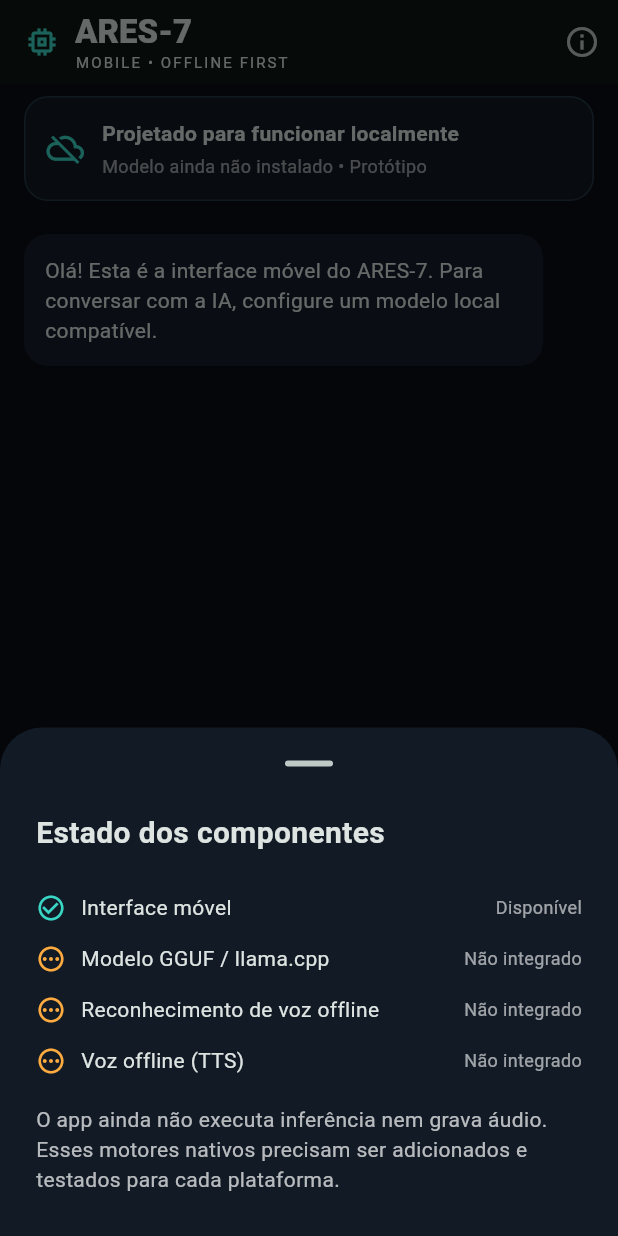
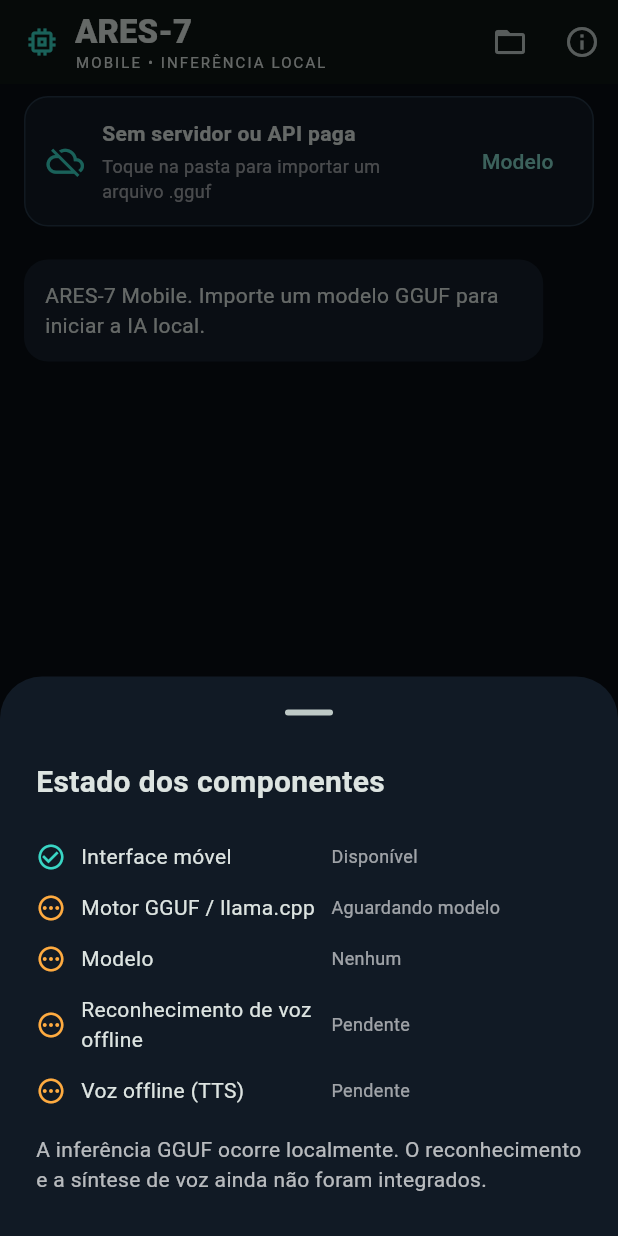
Before and after one commit to Guigui357/ARES-7, a Flutter app: the screen it shows after launch, after a tap on the "mic none" icon, on a phone screen of 412 x 824 dp. Run offline on Flutter 3.47's test engine with Material 3 defaults, Android fonts, the phone set to English and light mode, and no system bars; our stand-ins replace file_picker; missing offline and left inert: llama_cpp_dart.

Commit message:
Wire mobile chat to local GGUF inference and model picker

```diff
--- a/mobile/lib/main.dart
+++ b/mobile/lib/main.dart
@@ -1,15 +1,18 @@
+import 'dart:io';
+
+import 'package:file_picker/file_picker.dart';
 import 'package:flutter/material.dart';
+import 'package:path_provider/path_provider.dart';
 
-void main() {
-  runApp(const AresMobileApp());
-}
+import 'gguf_runtime.dart';
+
+void main() => runApp(const AresMobileApp());
 
 class AresMobileApp extends StatelessWidget {
   const AresMobileApp({super.key});
 
   @override
-  Widget build(BuildContext context) {
-    return MaterialApp(
+  Widget build(BuildContext context) => MaterialApp(
         title: 'ARES-7',
         debugShowCheckedModeBanner: false,
         theme: ThemeData(
@@ -24,11 +27,10 @@ class AresMobileApp extends StatelessWidget {
         home: const AresChatScreen(),
       );
 }
-}
 
 class ChatMessage {
-  const ChatMessage({required this.text, required this.isUser});
-  final String text;
+  ChatMessage({required this.text, required this.isUser});
+  String text;
   final bool isUser;
 }
 
@@ -41,54 +43,172 @@ class AresChatScreen extends StatefulWidget {
 
 class _AresChatScreenState extends State<AresChatScreen> {
   final TextEditingController _controller = TextEditingController();
-  final List<ChatMessage> _messages = <ChatMessage>[
-    const ChatMessage(
-      text: 'Olá! Esta é a interface móvel do ARES-7. Para conversar com a IA, configure um modelo local compatível.',
+  final ScrollController _scrollController = ScrollController();
+  final List<ChatMessage> _messages = [
+    ChatMessage(
+      text: 'ARES-7 Mobile. Importe um modelo GGUF para iniciar a IA local.',
       isUser: false,
     ),
   ];
 
+  GgufRuntime? _runtime;
+  String? _modelName;
+  bool _loadingModel = false;
+  bool _generating = false;
+  String? _error;
+
+  bool get _ready => _runtime != null;
+
   @override
   void dispose() {
     _controller.dispose();
+    _scrollController.dispose();
+    _runtime?.dispose();
     super.dispose();
   }
 
-  void _send() {
-    final text = _controller.text.trim();
-    if (text.isEmpty) return;
+  Future<void> _pickAndLoadModel() async {
+    if (_loadingModel || _generating) return;
     setState(() {
-      _messages.add(ChatMessage(text: text, isUser: true));
-      _messages.add(const ChatMessage(
-        text: 'Motor local ainda não configurado. Esta versão é apenas a interface; nenhuma resposta foi enviada a um servidor.',
+      _loadingModel = true;
+      _error = null;
+    });
+
+    GgufRuntime? candidate;
+    try {
+      final result = await FilePicker.platform.pickFiles(
+        type: FileType.custom,
+        allowedExtensions: const ['gguf'],
+        allowMultiple: false,
+        withData: false,
+      );
+      if (result == null || result.files.isEmpty) return;
+
+      final picked = result.files.single;
+      final sourcePath = picked.path;
+      if (sourcePath == null) {
+        throw Exception('Não foi possível acessar o caminho do arquivo selecionado.');
+      }
+
+      final documents = await getApplicationDocumentsDirectory();
+      final modelDirectory = Directory('${documents.path}/ares_models');
+      await modelDirectory.create(recursive: true);
+      final safeName = picked.name.replaceAll(RegExp(r'[^a-zA-Z0-9._-]'), '_');
+      final destination = File('${modelDirectory.path}/$safeName');
+      if (File(sourcePath).absolute.path != destination.absolute.path) {
+        await File(sourcePath).copy(destination.path);
+      }
+
+      candidate = await GgufRuntime.load(destination.path);
+      final old = _runtime;
+      if (!mounted) {
+        await candidate.dispose();
+        return;
+      }
+      setState(() {
+        _runtime = candidate;
+        _modelName = safeName;
+        _messages.add(ChatMessage(
+          text: 'Modelo $safeName carregado. As mensagens agora são processadas no dispositivo.',
           isUser: false,
         ));
+      });
+      await old?.dispose();
+    } catch (e) {
+      await candidate?.dispose();
+      if (mounted) setState(() => _error = 'Falha ao carregar o GGUF: $e');
+    } finally {
+      if (mounted) setState(() => _loadingModel = false);
+    }
+  }
+
+  Future<void> _send() async {
+    final prompt = _controller.text.trim();
+    if (prompt.isEmpty || _generating) return;
+    if (_runtime == null) {
+      setState(() => _error = 'Importe um modelo GGUF antes de enviar mensagens.');
+      return;
+    }
+
     _controller.clear();
+    final answer = ChatMessage(text: '', isUser: false);
+    setState(() {
+      _error = null;
+      _generating = true;
+      _messages
+        ..add(ChatMessage(text: prompt, isUser: true))
+        ..add(answer);
+    });
+    _scrollToBottom();
+
+    try {
+      await for (final token in _runtime!.generate(prompt, maxTokens: 192)) {
+        if (!mounted) return;
+        setState(() => answer.text += token);
+        _scrollToBottom();
+      }
+      if (mounted && answer.text.trim().isEmpty) {
+        setState(() => answer.text = '(O modelo não gerou texto.)');
+      }
+    } catch (e) {
+      if (mounted) {
+        setState(() {
+          answer.text = 'Erro durante a inferência local.';
+          _error = '$e';
+        });
+      }
+    } finally {
+      if (mounted) setState(() => _generating = false);
+    }
+  }
+
+  void _scrollToBottom() {
+    WidgetsBinding.instance.addPostFrameCallback((_) {
+      if (_scrollController.hasClients) {
+        _scrollController.animateTo(
+          _scrollController.position.maxScrollExtent,
+          duration: const Duration(milliseconds: 160),
+          curve: Curves.easeOut,
+        );
+      }
     });
   }
 
-  void _showRuntimeStatus() {
+  void _showStatus() {
     showModalBottomSheet<void>(
       context: context,
       showDragHandle: true,
       backgroundColor: const Color(0xFF111A25),
-      builder: (context) => const SafeArea(
+      builder: (context) => SafeArea(
         child: Padding(
-          padding: EdgeInsets.fromLTRB(24, 8, 24, 28),
+          padding: const EdgeInsets.fromLTRB(24, 8, 24, 28),
           child: Column(
             mainAxisSize: MainAxisSize.min,
             crossAxisAlignment: CrossAxisAlignment.start,
             children: [
-              Text('Estado dos componentes',
+              const Text('Estado dos componentes',
                   style: TextStyle(fontSize: 20, fontWeight: FontWeight.bold)),
-              SizedBox(height: 18),
+              const SizedBox(height: 18),
               _StatusRow(label: 'Interface móvel', value: 'Disponível', ready: true),
-              _StatusRow(label: 'Modelo GGUF / llama.cpp', value: 'Não integrado', ready: false),
-              _StatusRow(label: 'Reconhecimento de voz offline', value: 'Não integrado', ready: false),
-              _StatusRow(label: 'Voz offline (TTS)', value: 'Não integrado', ready: false),
-              SizedBox(height: 12),
-              Text(
-                'O app ainda não executa inferência nem grava áudio. Esses motores nativos precisam ser adicionados e testados para cada plataforma.',
+              _StatusRow(
+                label: 'Motor GGUF / llama.cpp',
+                value: _ready ? 'Carregado' : 'Aguardando modelo',
+                ready: _ready,
+              ),
+              _StatusRow(label: 'Modelo', value: _modelName ?? 'Nenhum', ready: _ready),
+              const _StatusRow(
+                label: 'Reconhecimento de voz offline',
+                value: 'Pendente',
+                ready: false,
+              ),
+              const _StatusRow(
+                label: 'Voz offline (TTS)',
+                value: 'Pendente',
+                ready: false,
+              ),
+              const SizedBox(height: 12),
+              const Text(
+                'A inferência GGUF ocorre localmente. O reconhecimento e a síntese de voz ainda não foram integrados.',
                 style: TextStyle(color: Colors.white70),
               ),
             ],
@@ -111,7 +231,7 @@ class _AresChatScreenState extends State<AresChatScreen> {
               crossAxisAlignment: CrossAxisAlignment.start,
               children: [
                 Text('ARES-7', style: TextStyle(fontWeight: FontWeight.w800)),
-                Text('MOBILE • OFFLINE FIRST',
+                Text('MOBILE • INFERÊNCIA LOCAL',
                     style: TextStyle(fontSize: 10, letterSpacing: 1.4)),
               ],
             ),
@@ -119,8 +239,19 @@ class _AresChatScreenState extends State<AresChatScreen> {
         ),
         actions: [
           IconButton(
+            tooltip: 'Importar modelo GGUF',
+            onPressed: _loadingModel || _generating ? null : _pickAndLoadModel,
+            icon: _loadingModel
+                ? const SizedBox(
+                    width: 20,
+                    height: 20,
+                    child: CircularProgressIndicator(strokeWidth: 2),
+                  )
+                : const Icon(Icons.folder_open),
+          ),
+          IconButton(
             tooltip: 'Estado do sistema',
-            onPressed: _showRuntimeStatus,
+            onPressed: _showStatus,
             icon: const Icon(Icons.info_outline),
           ),
         ],
@@ -136,35 +267,54 @@ class _AresChatScreenState extends State<AresChatScreen> {
                 borderRadius: BorderRadius.circular(16),
                 border: Border.all(color: const Color(0xFF263747)),
               ),
-              child: const Row(
+              child: Row(
                 children: [
-                  Icon(Icons.cloud_off, color: Color(0xFF39D6C5), size: 25),
-                  SizedBox(width: 12),
+                  Icon(_ready ? Icons.memory : Icons.cloud_off,
+                      color: const Color(0xFF39D6C5), size: 25),
+                  const SizedBox(width: 12),
                   Expanded(
                     child: Column(
                       crossAxisAlignment: CrossAxisAlignment.start,
                       children: [
-                        Text('Projetado para funcionar localmente',
-                            style: TextStyle(fontWeight: FontWeight.w600)),
-                        SizedBox(height: 3),
-                        Text('Modelo ainda não instalado • Protótipo',
-                            style: TextStyle(color: Colors.white60, fontSize: 12)),
-                      ],
-                    ),
+                        Text(_ready ? 'IA local pronta' : 'Sem servidor ou API paga',
+                            style: const TextStyle(fontWeight: FontWeight.w600)),
+                        const SizedBox(height: 3),
+                        Text(
+                          _modelName ?? 'Toque na pasta para importar um arquivo .gguf',
+                          style: const TextStyle(color: Colors.white60, fontSize: 12),
+                          maxLines: 2,
+                          overflow: TextOverflow.ellipsis,
                         ),
                       ],
                     ),
                   ),
+                  TextButton(
+                    onPressed: _loadingModel || _generating ? null : _pickAndLoadModel,
+                    child: const Text('Modelo'),
+                  ),
+                ],
+              ),
+            ),
+            if (_error != null)
+              Container(
+                width: double.infinity,
+                margin: const EdgeInsets.fromLTRB(16, 0, 16, 8),
+                padding: const EdgeInsets.all(10),
+                decoration: BoxDecoration(
+                  color: const Color(0xFF4A2025),
+                  borderRadius: BorderRadius.circular(10),
+                ),
+                child: Text(_error!, style: const TextStyle(color: Colors.white)),
+              ),
             Expanded(
               child: ListView.builder(
+                controller: _scrollController,
                 padding: const EdgeInsets.fromLTRB(16, 4, 16, 16),
                 itemCount: _messages.length,
                 itemBuilder: (context, index) {
                   final message = _messages[index];
                   return Align(
-                    alignment: message.isUser
-                        ? Alignment.centerRight
-                        : Alignment.centerLeft,
+                    alignment: message.isUser ? Alignment.centerRight : Alignment.centerLeft,
                     child: Container(
                       constraints: BoxConstraints(
                         maxWidth: MediaQuery.sizeOf(context).width * 0.84,
@@ -177,7 +327,9 @@ class _AresChatScreenState extends State<AresChatScreen> {
                             : const Color(0xFF151F2B),
                         borderRadius: BorderRadius.circular(16),
                       ),
-                      child: Text(message.text),
+                      child: Text(message.text.isEmpty && _generating
+                          ? 'Gerando resposta…'
+                          : message.text),
                     ),
                   );
                 },
@@ -188,8 +340,8 @@ class _AresChatScreenState extends State<AresChatScreen> {
               child: Row(
                 children: [
                   IconButton.filledTonal(
-                    tooltip: 'Voz offline ainda não disponível',
-                    onPressed: _showRuntimeStatus,
+                    tooltip: 'Voz offline ainda não integrada',
+                    onPressed: _showStatus,
                     icon: const Icon(Icons.mic_none),
                   ),
                   const SizedBox(width: 8),
@@ -217,7 +369,7 @@ class _AresChatScreenState extends State<AresChatScreen> {
                   ),
                   const SizedBox(width: 8),
                   IconButton.filled(
-                    onPressed: _send,
+                    onPressed: _generating ? null : _send,
                     icon: const Icon(Icons.arrow_upward),
                   ),
                 ],
@@ -242,8 +394,7 @@ class _StatusRow extends StatelessWidget {
   final bool ready;
 
   @override
-  Widget build(BuildContext context) {
-    return Padding(
+  Widget build(BuildContext context) => Padding(
         padding: const EdgeInsets.symmetric(vertical: 7),
         child: Row(
           children: [
@@ -254,9 +405,14 @@ class _StatusRow extends StatelessWidget {
             ),
             const SizedBox(width: 10),
             Expanded(child: Text(label)),
-          Text(value, style: const TextStyle(color: Colors.white60, fontSize: 12)),
+            Flexible(
+              child: Text(
+                value,
+                textAlign: TextAlign.end,
+                style: const TextStyle(color: Colors.white60, fontSize: 12),
+              ),
+            ),
           ],
         ),
       );
 }
-}
```
Lines whose indentation alone changed are shown as unchanged.
